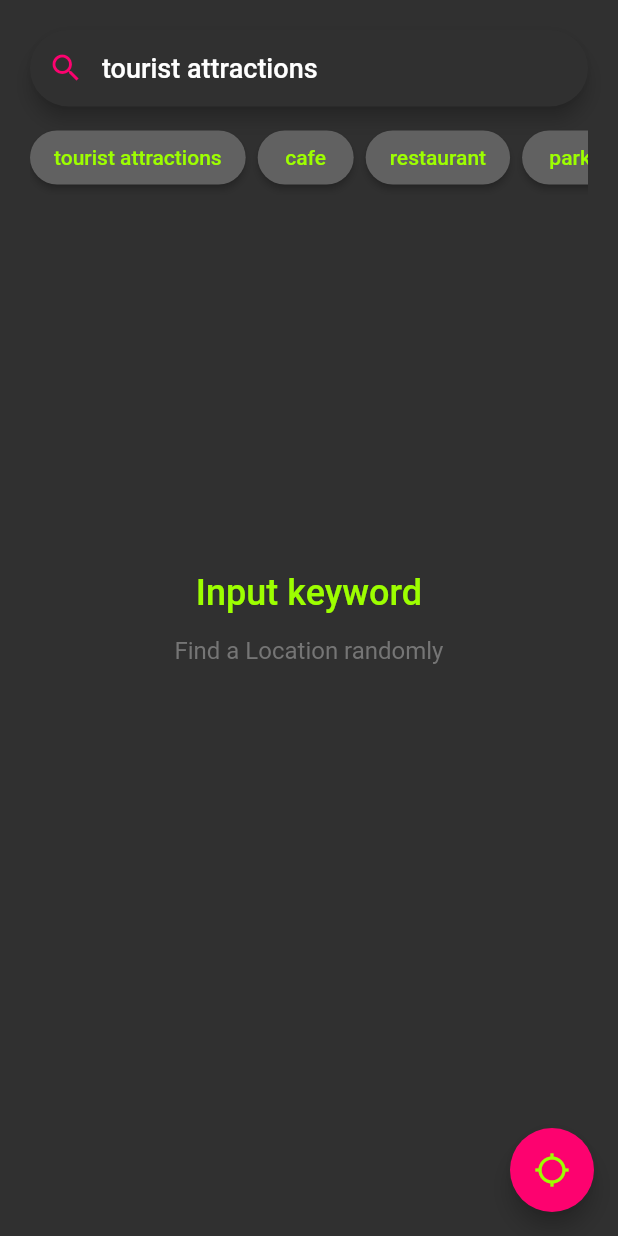
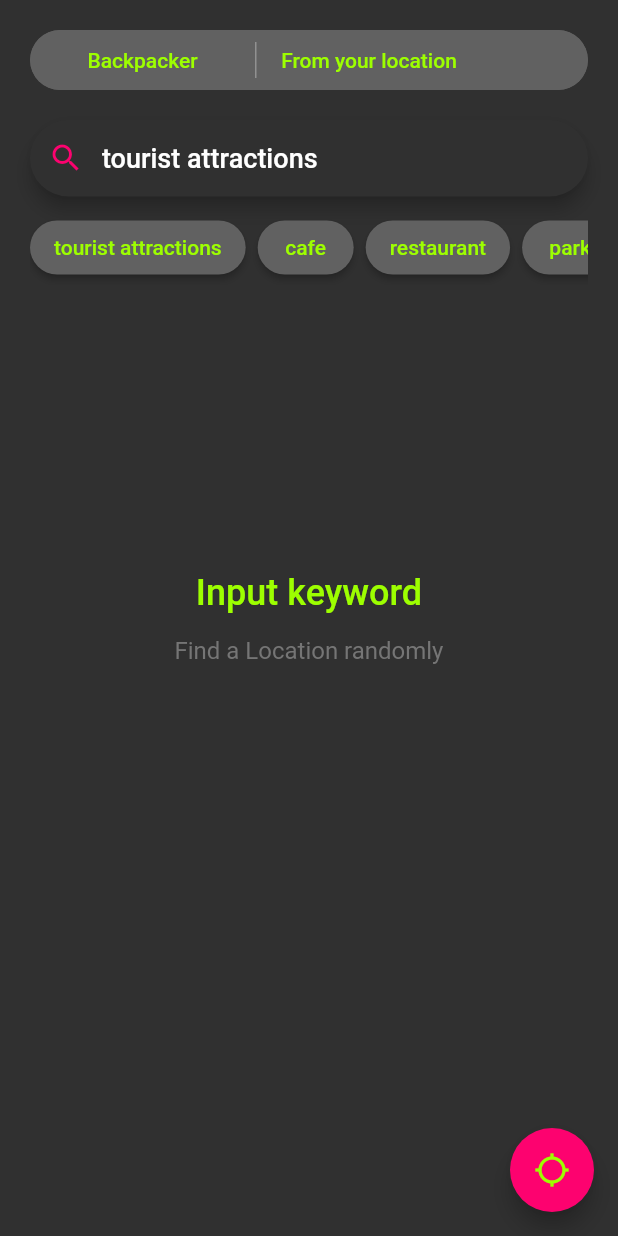
Before and after one commit to uuta/trander_flutter, a Flutter app: the LocationSimpleKeywordSearchView screen opened directly, after a tap on "tourist attractions", after a tap on "OK", on a phone screen of 412 x 824 dp. Run offline on Flutter 3.47's test engine with Material 2 defaults, Android fonts, the phone set to English and light mode, and no system bars; drawn by our look-alikes of toggle_switch; our stand-ins replace dio, flutter_dotenv, flutter_form_builder, flutter_hooks, flutter_secure_storage, font_awesome_flutter and 9 more; missing offline and left inert: decorated_icon, flutter_appauth, purchases_flutter; accounts and stored records are empty; network calls fail; Roboto replaces fonts that are missing (Arial, Hiragino Kaku Gothic ProN, Meiryo, sans-serif).

Commit message:
Add toggle switch to LocationSimpleKeywordSearchView

```diff
--- a/lib/views/atoms/buttons/elevated_text_button_view.dart
+++ b/lib/views/atoms/buttons/elevated_text_button_view.dart
@@ -20,11 +20,11 @@ class ElevatedTextButtonView extends StatelessWidget {
         height: height,
         width: width,
         child: ElevatedButton(
-          child: Text(text),
           style: ElevatedButton.styleFrom(
               shape: const StadiumBorder(),
               foregroundColor: onPrimary ?? Theme.of(context).primaryColor),
           onPressed: onPressed,
+          child: Text(text),
         ));
   }
 }
--- a/lib/views/organisms/keyword_searches/keyword_search_keywords_view.dart
+++ b/lib/views/organisms/keyword_searches/keyword_search_keywords_view.dart
@@ -20,7 +20,7 @@ class KeywordSearchKeywordsView extends HookConsumerWidget {
     };
 
     return Positioned(
-        top: 80.0,
+        top: 140.0,
         left: 5.0,
         right: 5.0,
         height: 50,
--- a/lib/views/organisms/keyword_searches/keyword_search_text_field_view.dart
+++ b/lib/views/organisms/keyword_searches/keyword_search_text_field_view.dart
@@ -8,7 +8,7 @@ class KeywordSearchTextFieldView extends HookConsumerWidget {
     final locationState = ref.watch(locationNotifierProvider);
 
     return Positioned(
-        top: 20.0,
+        top: 80.0,
         left: 5.0,
         right: 5.0,
         child: Material(
--- a/lib/views/organisms/locations/simples/location_simple_keyword_search_view.dart
+++ b/lib/views/organisms/locations/simples/location_simple_keyword_search_view.dart
@@ -8,6 +8,7 @@ import '/views/organisms/locations/simples/location_simple_keyword_buttons_view.
 import '/views/molecules/columns/title_caption_view.dart';
 import '/views/organisms/keyword_searches/keyword_search_keywords_view.dart';
 import '/views/molecules/dialogs/error_dialog_view.dart';
+import 'package:toggle_switch/toggle_switch.dart';
 
 class LocationSimpleKeywordSearchView extends HookConsumerWidget {
   const LocationSimpleKeywordSearchView({Key? key}) : super(key: key);
@@ -37,6 +38,31 @@ class LocationSimpleKeywordSearchView extends HookConsumerWidget {
               children: [
                 // Keyword text field
                 const KeywordSearchTextFieldView(),
+
+                // TODO: Toggle switch
+                Positioned(
+                    top: 20.0,
+                    left: 5.0,
+                    right: 5.0,
+                    child: ToggleSwitch(
+                      minWidth: 150.0,
+                      cornerRadius: 20.0,
+                      inactiveFgColor: Theme.of(context).primaryColor,
+                      inactiveBgColor: Colors.grey[700],
+                      initialLabelIndex: null,
+                      radiusStyle: true,
+                      doubleTapDisable:
+                          false, // re-tap active widget to de-activate
+                      totalSwitches: 2,
+                      labels: const ['Backpacker', 'From your location'],
+                      customTextStyles: const [
+                        TextStyle(fontWeight: FontWeight.w500),
+                        TextStyle(fontWeight: FontWeight.w500)
+                      ],
+                      onToggle: (index) {
+                        print('switched to: $index');
+                      },
+                    )),
 
                 // Keywords
                 const KeywordSearchKeywordsView(),
```
